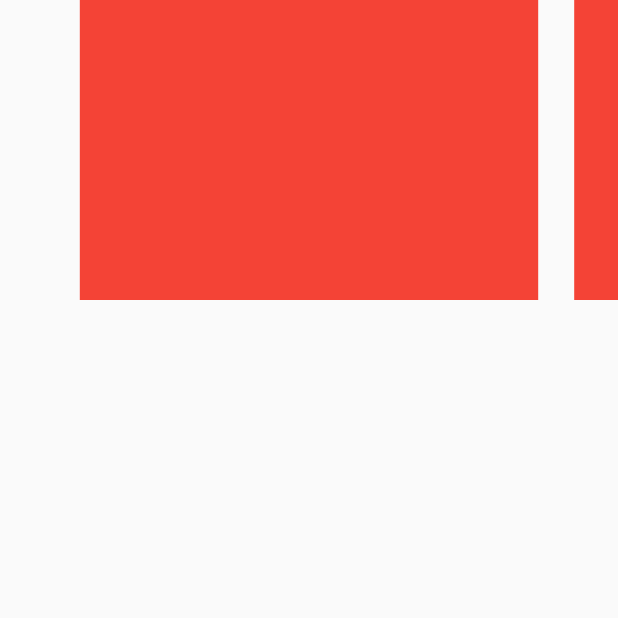
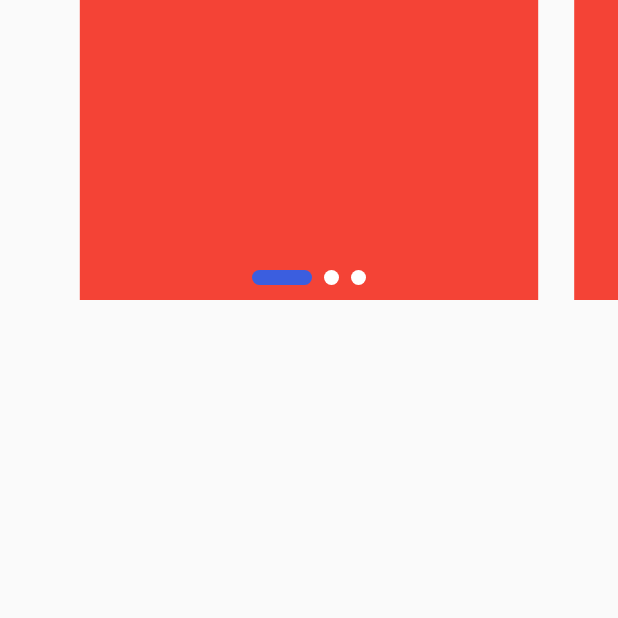
Before and after one commit to amirahmadadibi/ecommerce_project, a Flutter app: the screen it shows after launch, on a phone screen of 412 x 824 dp, the top half of it. Run offline on Flutter 3.47's test engine with Material 2 defaults, Android fonts, the phone set to English and light mode, and no system bars; drawn by our look-alikes of smooth_page_indicator.

Commit message:
week15 E03 pageview with indicator

```diff
--- /dev/null
+++ b/lib/constants/colors.dart
@@ -0,0 +1,5 @@
+import 'package:flutter/widgets.dart';
+
+class CustomColors {
+  static const Color blueIndicator = Color(0xff3B5EDF);
+}
--- a/lib/main.dart
+++ b/lib/main.dart
@@ -1,4 +1,7 @@
+import 'package:apple_shop/constants/colors.dart';
+import 'package:apple_shop/widgets/banner_slider.dart';
 import 'package:flutter/material.dart';
+import 'package:smooth_page_indicator/smooth_page_indicator.dart';
 
 void main() {
   runApp(const MyApp());
@@ -11,27 +14,7 @@ class MyApp extends StatelessWidget {
   Widget build(BuildContext context) {
     return MaterialApp(
       home: Scaffold(
-        body: SafeArea(
-          child: Column(
-            children: [
-              SizedBox(
-                height: 200,
-                child: PageView.builder(
-                    controller: PageController(viewportFraction: 0.8),
-                    itemCount: 3,
-                    itemBuilder: ((context, index) {
-                      return Padding(
-                        padding: const EdgeInsets.only(left: 12, right: 12),
-                        child: Container(
-                          height: 200,
-                          color: Colors.red,
-                        ),
-                      );
-                    })),
-              )
-            ],
-          ),
-        ),
+        body: SafeArea(child: BannerSlider()),
       ),
     );
   }
--- /dev/null
+++ b/lib/widgets/banner_slider.dart
@@ -0,0 +1,49 @@
+import 'package:flutter/material.dart';
+import 'package:flutter/src/widgets/container.dart';
+import 'package:flutter/src/widgets/framework.dart';
+import 'package:smooth_page_indicator/smooth_page_indicator.dart';
+
+import '../constants/colors.dart';
+
+class BannerSlider extends StatelessWidget {
+  const BannerSlider({super.key});
+
+  @override
+  Widget build(BuildContext context) {
+    var controller = PageController(viewportFraction: 0.8);
+
+    return Stack(
+      alignment: AlignmentDirectional.bottomCenter,
+      children: [
+        SizedBox(
+          height: 200,
+          child: PageView.builder(
+              controller: controller,
+              itemCount: 3,
+              itemBuilder: ((context, index) {
+                return Padding(
+                  padding: const EdgeInsets.only(left: 12, right: 12),
+                  child: Container(
+                    height: 200,
+                    color: Colors.red,
+                  ),
+                );
+              })),
+        ),
+        Positioned(
+          bottom: 10,
+          child: SmoothPageIndicator(
+            controller: controller,
+            count: 3,
+            effect: const ExpandingDotsEffect(
+                expansionFactor: 4,
+                dotHeight: 10,
+                dotWidth: 10,
+                dotColor: Colors.white,
+                activeDotColor: CustomColors.blueIndicator),
+          ),
+        )
+      ],
+    );
+  }
+}
--- a/pubspec.yaml
+++ b/pubspec.yaml
@@ -31,6 +31,7 @@ environment:
 dependencies:
   flutter:
     sdk: flutter
+  smooth_page_indicator: ^1.0.0+2
 
 
   # The following adds the Cupertino Icons font to your application.
```
Also changed, not shown: pubspec.lock.
